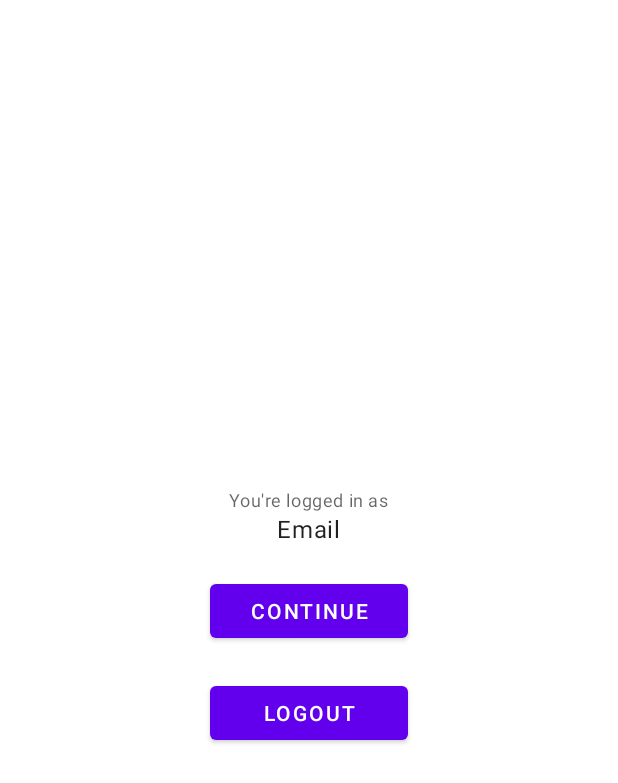
After one commit to Branden-Yoshaev/COMP-3025-UFC-Fight-Tracker-App, an Android app: the layout activity_google.xml on its own in the app's theme, with its tools: preview values and no code run, on a phone screen of 412 x 824 dp. The commit adds this screen. Shown: the top 783 px of the screen. Run offline under Robolectric (Android 15) with nearby library versions, the phone set to English and light mode, and no system bars.

Commit message:
Added the continue button on the google activity screen in order to either logout or to continue with the app

```diff
--- a/app/build.gradle
+++ b/app/build.gradle
@@ -29,6 +29,10 @@ android {
     kotlinOptions {
         jvmTarget = '1.8'
     }
+
+    buildFeatures{
+            viewBinding true
+    }
 }
 
 apply plugin: 'com.android.application'
--- /dev/null
+++ b/app/src/main/res/layout/activity_google.xml
@@ -0,0 +1,38 @@
+<?xml version="1.0" encoding="utf-8"?>
+<LinearLayout xmlns:android="http://schemas.android.com/apk/res/android"
+    xmlns:app="http://schemas.android.com/apk/res-auto"
+    xmlns:tools="http://schemas.android.com/tools"
+    android:layout_width="match_parent"
+    android:layout_height="match_parent"
+    android:orientation="vertical"
+    android:padding="20dp"
+    android:gravity="center"
+    tools:context=".GoogleActivity">
+
+    <TextView
+        style="@style/TextAppearance.MaterialComponents.Caption"
+        android:layout_width="wrap_content"
+        android:layout_height="wrap_content"
+        android:text="You're logged in as" />
+
+    <TextView
+        android:id="@+id/emailTv"
+        android:layout_width="wrap_content"
+        android:layout_height="wrap_content"
+        style="@style/TextAppearance.MaterialComponents.Body1"
+        android:text="Email" />
+
+    <Button
+        android:id="@+id/continueBtn"
+        android:layout_width="132dp"
+        android:layout_height="wrap_content"
+        android:layout_marginTop="20dp"
+        android:text="Continue" />
+
+    <Button
+        android:id="@+id/logOutBtn"
+        android:layout_width="132dp"
+        android:layout_height="wrap_content"
+        android:layout_marginTop="20dp"
+        android:text="Logout" />
+</LinearLayout>
```
Also changed, not shown: app/src/main/AndroidManifest.xml (+6 -3 lines), app/src/main/java/com/lh1137913/comp_3025_ufc_fight_tracker_app/GoogleActivity.kt (added, +58 -0 lines), app/src/main/java/com/lh1137913/comp_3025_ufc_fight_tracker_app/SignInActivity.kt (+113 -37 lines), app/src/main/res/layout/activity_sign_in.xml (+6 -5 lines).
